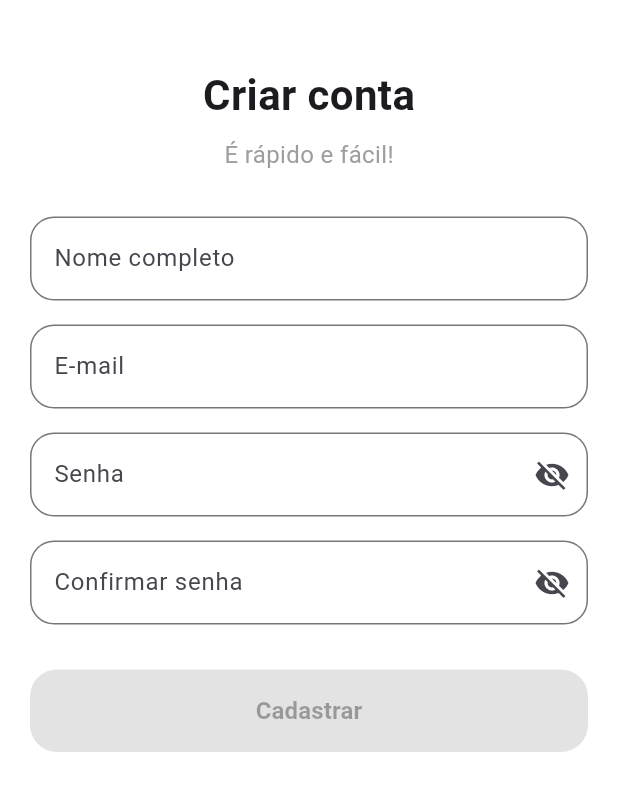
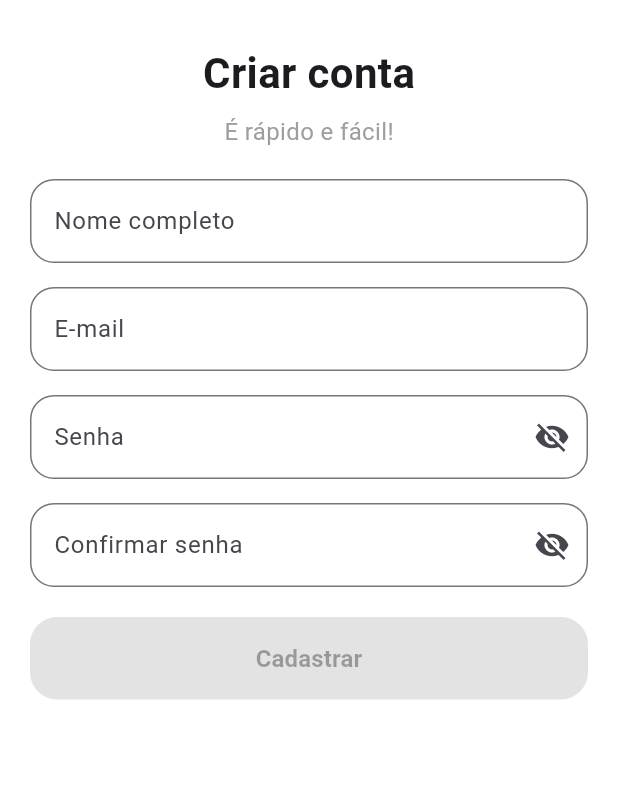
Before and after one commit to Laylateles/Aplicativo_Flutter, a Flutter app: the screen it shows after launch, after a tap on "Pular", after a tap on "Começar", after a tap on "Cadastre-se", on a phone screen of 412 x 824 dp, the part 154-965 px from its top. Run offline on Flutter 3.47's test engine with Material 3 defaults, Android fonts, the phone set to English and light mode, and no system bars; our stand-ins replace flutter_blue_plus, flutter_svg, sqflite; missing offline and left inert: bcrypt; accounts and stored records are empty; Roboto replaces fonts that are missing (Poppins).

Commit message:
telas arrumadas_sem listras

```diff
--- a/projeto_fetin/lib/main.dart
+++ b/projeto_fetin/lib/main.dart
@@ -1,9 +1,25 @@
 import 'package:flutter/material.dart';
 import 'tema/app_tema.dart';
-import 'telas/splash/tela_splash.dart'; //-- voltar aqui
-import 'package:flutter/gestures.dart'; // para poder usar o mouse para arrastar a tela
+import 'telas/splash/tela_splash.dart';
+import 'package:flutter/services.dart';
 
-void main() {
+Future<void> main() async {
+  WidgetsFlutterBinding.ensureInitialized();
+
+  await SystemChrome.setEnabledSystemUIMode(
+    SystemUiMode.edgeToEdge,
+  );
+
+  SystemChrome.setSystemUIOverlayStyle(
+    const SystemUiOverlayStyle(
+      statusBarColor: Colors.transparent,
+      statusBarIconBrightness: Brightness.dark,
+
+      systemNavigationBarColor: Colors.black,
+      systemNavigationBarIconBrightness: Brightness.light,
+    ),
+  );
+
   runApp(const KeepCloseApp());
 }
 
@@ -20,18 +36,7 @@ class KeepCloseApp extends StatelessWidget {
 
       theme: AppTema.lightTheme,
 
-      scrollBehavior: MeuScroll(),
-
       home: const TelaSplash(),
     );
   }
 }
-
-class MeuScroll extends MaterialScrollBehavior {
-  // para poder arrastar as paginas
-  @override
-  Set<PointerDeviceKind> get dragDevices => {
-    PointerDeviceKind.touch,
-    PointerDeviceKind.mouse,
-  };
-}
--- a/projeto_fetin/lib/telas/home/tela_adicionar_dispositivo.dart
+++ b/projeto_fetin/lib/telas/home/tela_adicionar_dispositivo.dart
@@ -54,18 +54,6 @@ class _TelaAdicionarDispositivoState extends State<TelaAdicionarDispositivo> {
       await bluetooth.iniciarBusca();
     } catch (erro) {
       print("ERRO AO INICIAR BUSCA: $erro");
-
-      if (!mounted) {
-        return;
-      }
-
-      ScaffoldMessenger.of(context).showSnackBar(
-        const SnackBar(
-          content: Text(
-            "Bluetooth desligado. Ative o Bluetooth para procurar sua tag KeepClose.",
-          ),
-        ),
-      );
     }
   }
 
--- a/projeto_fetin/lib/telas/home/tela_nomear_dispositivo.dart
+++ b/projeto_fetin/lib/telas/home/tela_nomear_dispositivo.dart
@@ -25,7 +25,7 @@ class _TelaNomearDispositivoState extends State<TelaNomearDispositivo> {
   Widget build(BuildContext context) {
     return Scaffold(
       body: SafeArea(
-        child: Padding(
+        child: SingleChildScrollView(
           padding: const EdgeInsets.symmetric(
             horizontal: 20,
             vertical: 10,
@@ -46,11 +46,11 @@ class _TelaNomearDispositivoState extends State<TelaNomearDispositivo> {
                 ),
               ),
 
-              const SizedBox(height: 20),
+              const SizedBox(height: 10),
 
               const Icon(
                 Icons.bluetooth_connected,
-                size: 70,
+                size: 60,
                 color: AppCores.roxoMeioTermo,
               ),
 
@@ -98,7 +98,7 @@ class _TelaNomearDispositivoState extends State<TelaNomearDispositivo> {
                 ),
               ),
 
-              const SizedBox(height: 30),
+              const SizedBox(height: 20),
 
               TextField(
                 controller: nomeController,
@@ -123,7 +123,7 @@ class _TelaNomearDispositivoState extends State<TelaNomearDispositivo> {
                 ),
               ),
 
-              const SizedBox(height: 30),
+              const SizedBox(height: 20),
 
               SizedBox(
                 width: double.infinity,
--- a/projeto_fetin/lib/telas/inicio/tela_cadastro.dart
+++ b/projeto_fetin/lib/telas/inicio/tela_cadastro.dart
@@ -163,9 +163,11 @@ class _TelaCadastroState extends State<TelaCadastro> {
   Widget build(BuildContext context) {
     return Scaffold(
       body: SafeArea(
-        child: Padding(
-          padding: const EdgeInsets.symmetric(horizontal: 20, vertical: 10),
-
+        child: SingleChildScrollView(
+          padding: const EdgeInsets.symmetric(
+            horizontal: 20,
+            vertical: 10,
+          ),
           child: Column(
             crossAxisAlignment: CrossAxisAlignment.center,
 
@@ -204,7 +206,7 @@ class _TelaCadastroState extends State<TelaCadastro> {
                   ),
                 ],
               ),
-              const SizedBox(height: 40),
+              const SizedBox(height: 25),
               const Text(
                 "Criar conta",
                 style: TextStyle(fontSize: 28, fontWeight: FontWeight.bold),
@@ -214,7 +216,7 @@ class _TelaCadastroState extends State<TelaCadastro> {
                 "É rápido e fácil!",
                 style: TextStyle(fontSize: 16, color: Colors.grey),
               ),
-              const SizedBox(height: 30),
+              const SizedBox(height: 20),
               SizedBox(
                 width: double.infinity,
                 child: TextField(
@@ -368,7 +370,7 @@ class _TelaCadastroState extends State<TelaCadastro> {
                   ),
                 ),
               ),
-              const SizedBox(height: 30),
+              const SizedBox(height: 20),
               SizedBox(
                 width: double.infinity,
                 height: 55,
--- a/projeto_fetin/lib/telas/onboarding/tela_onboarding.dart
+++ b/projeto_fetin/lib/telas/onboarding/tela_onboarding.dart
@@ -39,13 +39,14 @@ class _TelaOnboardingState extends State<TelaOnboarding> {
   @override
   Widget build(BuildContext context) {
     return Scaffold(
-      body: Column(
-        children: [
+      body: SafeArea(
+        child: Column(
+          children: [
           paginaAtual != paginas.length - 1
           ? Padding(
               padding: const EdgeInsets.only(
-                top: 5,
-                right: 5,
+                top: 12,
+                right: 16,
               ),
 
               child: Align(
@@ -85,7 +86,7 @@ class _TelaOnboardingState extends State<TelaOnboarding> {
                   padding: const EdgeInsets.all(32),
 
                   child: Column(
-                   mainAxisAlignment: MainAxisAlignment.start,
+                   mainAxisAlignment: MainAxisAlignment.center,
 
                     children: [
                       Text(
@@ -113,7 +114,7 @@ class _TelaOnboardingState extends State<TelaOnboarding> {
                       const SizedBox(height: 15),
                       SvgPicture.asset(
                         pagina.imagem,
-                        height: 260,
+                        height: 220,
                       ),
                     ],
                   ),
@@ -145,9 +146,12 @@ class _TelaOnboardingState extends State<TelaOnboarding> {
               },
             ),
           ),
-          const SizedBox(height: 30),
+          const SizedBox(height: 20),
           Padding(// botões de navegação
-            padding: const EdgeInsets.symmetric(horizontal: 32),
+            padding: const EdgeInsets.symmetric(
+              horizontal: 40,
+              vertical: 16,
+            ),
             child: SizedBox(
               width: double.infinity,
               height: 55,
@@ -185,8 +189,9 @@ class _TelaOnboardingState extends State<TelaOnboarding> {
               ),
             ),
           ),
-          const SizedBox(height: 40),
-        ],
+          const SizedBox(height: 30),
+          ],
+        ),
       ),
     );
   }
```
